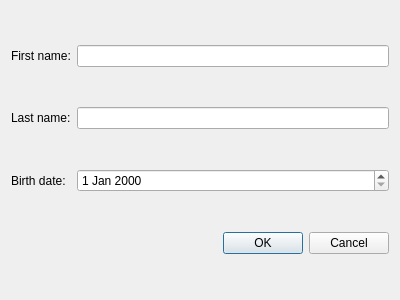
Before: the Qt Designer form src/tree_view/familytreenodebuilder.ui in mspr/Lucy, drawn with Qt 5.
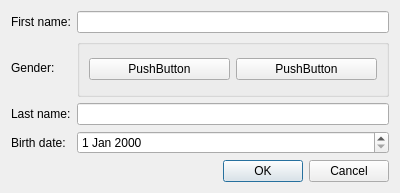
After: the same form once the commit is applied.

Commit message: Add gender for person object, update views accordingly, prepare new tree representation.

The edit to the form file:
```diff
--- a/src/tree_view/familytreenodebuilder.ui
+++ b/src/tree_view/familytreenodebuilder.ui
@@ -7,13 +7,13 @@
     <x>0</x>
     <y>0</y>
     <width>400</width>
-    <height>300</height>
+    <height>193</height>
    </rect>
   </property>
   <property name="windowTitle">
    <string>Dialog</string>
   </property>
-  <layout class="QGridLayout" name="gridLayout">
+  <layout class="QGridLayout" name="gridLayout_2">
    <item row="0" column="0">
     <widget class="QLabel" name="firstNameLabel">
      <property name="text">
@@ -25,26 +25,56 @@
     <widget class="QLineEdit" name="firstNameLineEdit"/>
    </item>
    <item row="1" column="0">
+    <widget class="QLabel" name="genderLabel">
+     <property name="text">
+      <string>Gender:</string>
+     </property>
+    </widget>
+   </item>
+   <item row="1" column="1">
+    <widget class="QGroupBox" name="genderGroupBox">
+     <property name="title">
+      <string/>
+     </property>
+     <layout class="QGridLayout" name="gridLayout">
+      <item row="0" column="0">
+       <widget class="QPushButton" name="feminineGenderPushButton">
+        <property name="text">
+         <string>PushButton</string>
+        </property>
+       </widget>
+      </item>
+      <item row="0" column="1">
+       <widget class="QPushButton" name="masculineGenderPushButton">
+        <property name="text">
+         <string>PushButton</string>
+        </property>
+       </widget>
+      </item>
+     </layout>
+    </widget>
+   </item>
+   <item row="2" column="0">
     <widget class="QLabel" name="lastNameLabel">
      <property name="text">
       <string>Last name:</string>
      </property>
     </widget>
    </item>
-   <item row="1" column="1">
+   <item row="2" column="1">
     <widget class="QLineEdit" name="lastNameLineEdit"/>
    </item>
-   <item row="2" column="0">
+   <item row="3" column="0">
     <widget class="QLabel" name="birthDateLabel">
      <property name="text">
       <string>Birth date:</string>
      </property>
     </widget>
    </item>
-   <item row="2" column="1">
+   <item row="3" column="1">
     <widget class="QDateEdit" name="birthDateEdit"/>
    </item>
-   <item row="3" column="0" colspan="2">
+   <item row="4" column="0" colspan="2">
     <widget class="QDialogButtonBox" name="buttonBox">
      <property name="orientation">
       <enum>Qt::Horizontal</enum>
```
The commit also changes 14 other files.
